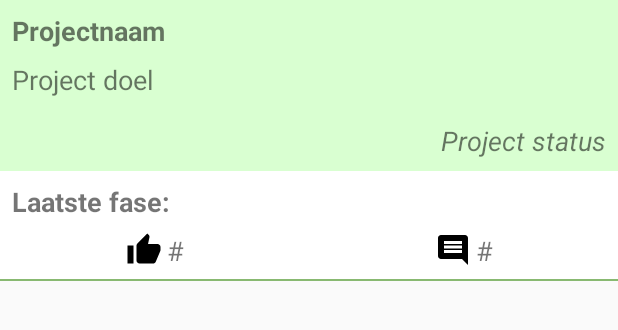
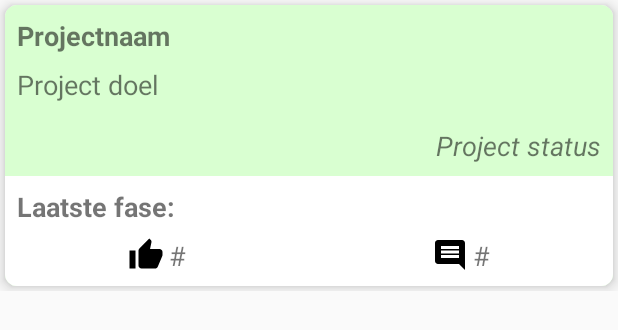
Before and after one commit to YeetIntoOblivion/TreeCompany_Android, an Android app: the layout project_list_item.xml on its own in the app's theme, with its tools: preview values and no code run, on a phone screen of 412 x 824 dp. Shown: the top 330 px of the screen. Run offline under Robolectric (Android 15) with nearby library versions, the phone set to English and light mode, and no system bars.

Commit message:
RecyclerView beautification

```diff
--- a/app/build.gradle
+++ b/app/build.gradle
@@ -28,6 +28,7 @@ dependencies {
     implementation "org.jetbrains.kotlin:kotlin-stdlib-jdk7:$kotlin_version"
     implementation 'androidx.appcompat:appcompat:1.1.0-alpha05'
     implementation 'androidx.constraintlayout:constraintlayout:1.1.3'
+    implementation 'com.android.support:cardview-v7:28.0.0'
     implementation 'androidx.legacy:legacy-support-v4:1.0.0'
     implementation 'com.squareup.okhttp3:okhttp:3.10.0'
     testImplementation 'junit:junit:4.12'
--- a/app/src/main/res/layout/activity_choose_platform.xml
+++ b/app/src/main/res/layout/activity_choose_platform.xml
@@ -12,7 +12,7 @@
             android:layout_width="match_parent"
             android:layout_height="match_parent" app:layout_constraintTop_toTopOf="parent"
             app:layout_constraintStart_toStartOf="parent" app:layout_constraintBottom_toBottomOf="parent"
-            app:layout_constraintEnd_toEndOf="parent" android:layout_marginTop="16dp" android:layout_marginStart="16dp"
+            app:layout_constraintEnd_toEndOf="parent" android:layout_marginStart="16dp"
             android:layout_marginEnd="16dp" android:layout_marginBottom="16dp"
             android:background="@color/white">
 
--- a/app/src/main/res/layout/project_list_item.xml
+++ b/app/src/main/res/layout/project_list_item.xml
@@ -1,6 +1,17 @@
 <?xml version="1.0" encoding="utf-8"?>
-<androidx.constraintlayout.widget.ConstraintLayout xmlns:android="http://schemas.android.com/apk/res/android"
+<LinearLayout xmlns:android="http://schemas.android.com/apk/res/android"
               xmlns:app="http://schemas.android.com/apk/res-auto"
+              android:orientation="vertical"
+              android:layout_width="match_parent"
+              android:layout_height="wrap_content">
+
+    <androidx.cardview.widget.CardView
+            android:layout_width="match_parent"
+            android:layout_height="match_parent"
+            android:layout_margin="3dp"
+            app:cardCornerRadius="8dp"
+            app:cardElevation="6dp">
+        <androidx.constraintlayout.widget.ConstraintLayout
                 android:orientation="vertical"
                 android:layout_width="match_parent"
                 android:layout_height="wrap_content"
@@ -12,7 +23,8 @@ android:background="@color/colorCard">
                     android:layout_height="wrap_content"
                     android:id="@+id/projectListName" app:layout_constraintStart_toStartOf="@+id/projectListCLParent"
                     android:layout_marginStart="8dp" android:layout_marginTop="8dp"
-            app:layout_constraintTop_toTopOf="@+id/projectListCLParent" android:textSize="18sp" android:textStyle="bold"
+                    app:layout_constraintTop_toTopOf="@+id/projectListCLParent" android:textSize="18sp"
+                    android:textStyle="bold"
                     app:layout_constraintEnd_toEndOf="parent" android:layout_marginEnd="8dp"
                     app:layout_constraintHorizontal_bias="0.0"/>
             <TextView
@@ -40,7 +52,8 @@ android:background="@color/colorCard">
                     app:layout_constraintBottom_toBottomOf="parent"
                     app:layout_constraintStart_toStartOf="@+id/projectListCLParent"
                     app:layout_constraintEnd_toEndOf="@+id/projectListCLParent"
-            app:layout_constraintHorizontal_bias="1.0" app:layout_constraintTop_toBottomOf="@+id/projectListStatus"
+                    app:layout_constraintHorizontal_bias="1.0"
+                    app:layout_constraintTop_toBottomOf="@+id/projectListStatus"
                     android:layout_marginTop="8dp"
                     android:background="@color/white"
                     android:id="@+id/constraintLayout" app:layout_constraintVertical_bias="0.0">
@@ -54,15 +67,15 @@ android:background="@color/colorCard">
                         app:layout_constraintTop_toTopOf="parent" android:textSize="18sp" android:textStyle="bold"
                         android:layout_marginEnd="8dp" app:layout_constraintEnd_toEndOf="parent"
                         app:layout_constraintHorizontal_bias="0.0"/>
-        <View
-                android:id="@+id/divider"
-                android:layout_width="0dp"
-                android:layout_height="1dp"
-                android:background="@color/divider"
-                app:layout_constraintStart_toStartOf="@+id/constraintLayout"
-                app:layout_constraintEnd_toEndOf="@+id/constraintLayout"
-                app:layout_constraintHorizontal_bias="0.0"
-                app:layout_constraintBottom_toBottomOf="parent"/>
+                <!--<View-->
+                <!--android:id="@+id/divider"-->
+                <!--android:layout_width="0dp"-->
+                <!--android:layout_height="1dp"-->
+                <!--android:background="@color/divider"-->
+                <!--app:layout_constraintStart_toStartOf="@+id/constraintLayout"-->
+                <!--app:layout_constraintEnd_toEndOf="@+id/constraintLayout"-->
+                <!--app:layout_constraintHorizontal_bias="0.0"-->
+                <!--app:layout_constraintBottom_toBottomOf="parent"/>-->
                 <androidx.constraintlayout.widget.Guideline
                         android:orientation="vertical"
                         android:layout_width="wrap_content"
@@ -96,3 +109,5 @@ android:background="@color/colorCard">
                         android:layout_marginStart="8dp" app:layout_constraintStart_toStartOf="@+id/guideline"/>
             </androidx.constraintlayout.widget.ConstraintLayout>
         </androidx.constraintlayout.widget.ConstraintLayout>
+    </androidx.cardview.widget.CardView>
+</LinearLayout>
```
Also changed, not shown: app/src/main/res/layout/platform_list_item.xml (+19 -4 lines). Lines whose indentation alone changed are shown as unchanged.
